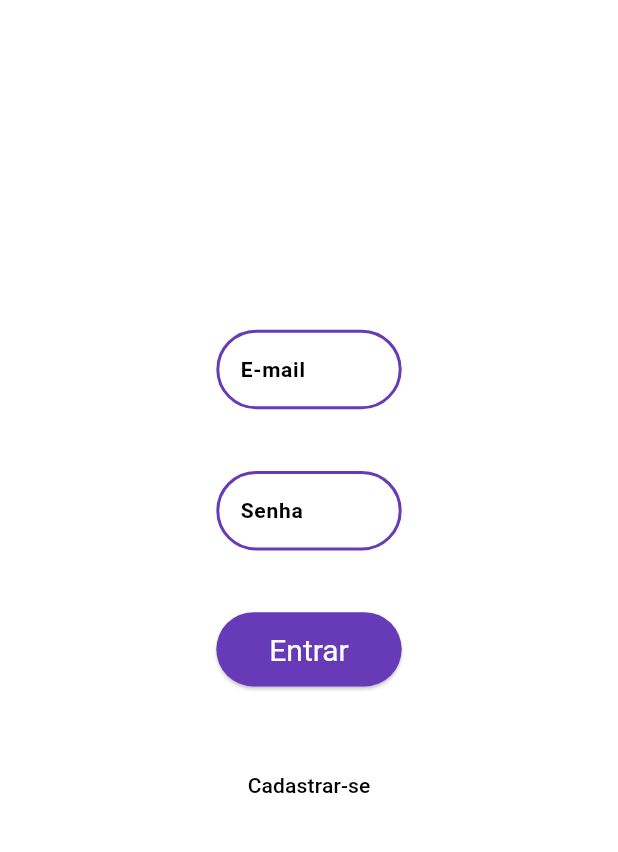
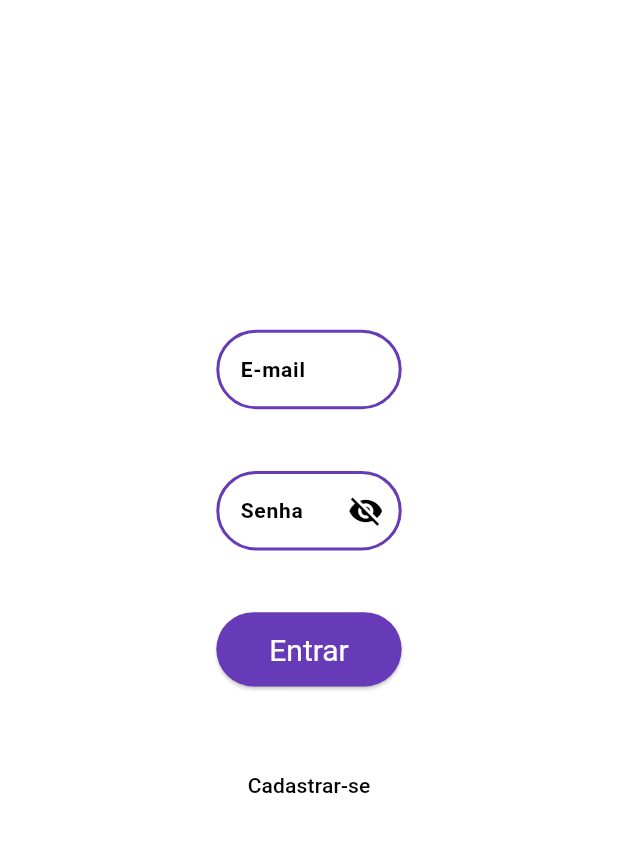
Before and after one commit to viniciusddrft/Tcc-Fatec-Local-Ad-View, a Flutter app: the LoginWeb screen opened directly, on a phone screen of 412 x 824 dp, the part 84-936 px from its top. Run offline on Flutter 3.47's test engine with Material 3 defaults, Android fonts, the phone set to English and light mode, and no system bars; our stand-ins replace cloud_firestore, file_picker, firebase_auth, firebase_core, firebase_storage, flutter_modular; accounts and stored records are empty.

Commit message:
fix: login

```diff
--- a/lib/src/modules/login/ui/login/login_mobile.dart
+++ b/lib/src/modules/login/ui/login/login_mobile.dart
@@ -146,9 +146,12 @@ class _LoginMobileState extends State<LoginMobile> {
                         suffixIcon: GestureDetector(
                           onTap: () => _isObfuscatePassword.value =
                               !_isObfuscatePassword.value,
-                          child: Icon(_isObfuscatePassword.value
-                              ? Icons.visibility_off
-                              : Icons.visibility),
+                          child: Icon(
+                            _isObfuscatePassword.value
+                                ? Icons.visibility_off
+                                : Icons.visibility,
+                            color: Colors.black,
+                          ),
                         ),
                       ),
                       validator: (text) {
--- a/lib/src/modules/login/ui/login/login_web.dart
+++ b/lib/src/modules/login/ui/login/login_web.dart
@@ -17,6 +17,7 @@ class _LoginWebState extends State<LoginWeb> {
   final passwordController = TextEditingController();
   final _focusNodeEmail = FocusNode();
   final _focusNodePassword = FocusNode();
+  final _isObfuscatePassword = ValueNotifier<bool>(true);
 
   @override
   void initState() {
@@ -96,49 +97,66 @@ class _LoginWebState extends State<LoginWeb> {
                 padding: EdgeInsets.only(top: size.height * 0.05),
                 child: SizedBox(
                   width: size.width * 0.3,
-                  child: TextFormField(
+                  child: ValueListenableBuilder(
+                      valueListenable: _isObfuscatePassword,
+                      builder: (context, _, child) {
+                        return TextFormField(
                           controller: passwordController,
                           focusNode: _focusNodePassword,
+                          obscureText: _isObfuscatePassword.value,
                           style: const TextStyle(
                             color: Colors.black,
                             fontSize: 14.0,
                             fontWeight: FontWeight.bold,
                           ),
-                    decoration: const InputDecoration(
+                          decoration: InputDecoration(
                             labelText: 'Senha',
-                      labelStyle: TextStyle(
+                            labelStyle: const TextStyle(
                               color: Colors.black,
                               fontSize: 14.0,
                               fontWeight: FontWeight.bold,
                             ),
-                      enabledBorder: OutlineInputBorder(
-                        borderSide:
-                            BorderSide(color: Colors.deepPurple, width: 2.0),
+                            enabledBorder: const OutlineInputBorder(
+                              borderSide: BorderSide(
+                                  color: Colors.deepPurple, width: 2.0),
                               borderRadius: BorderRadius.all(
                                 Radius.circular(30),
                               ),
                             ),
-                      focusedBorder: OutlineInputBorder(
-                        borderSide: BorderSide(color: Colors.green, width: 2.0),
+                            focusedBorder: const OutlineInputBorder(
+                              borderSide:
+                                  BorderSide(color: Colors.green, width: 2.0),
                               borderRadius: BorderRadius.all(
                                 Radius.circular(30),
                               ),
                             ),
-                      errorBorder: OutlineInputBorder(
-                        borderSide: BorderSide(color: Colors.red, width: 2.0),
+                            errorBorder: const OutlineInputBorder(
+                              borderSide:
+                                  BorderSide(color: Colors.red, width: 2.0),
                               borderRadius: BorderRadius.all(
                                 Radius.circular(30),
                               ),
                             ),
-                      focusedErrorBorder: OutlineInputBorder(
+                            focusedErrorBorder: const OutlineInputBorder(
                               borderSide:
                                   BorderSide(color: Colors.orange, width: 2.0),
                               borderRadius: BorderRadius.all(
                                 Radius.circular(30),
                               ),
                             ),
+                            suffixIcon: GestureDetector(
+                              onTap: () => _isObfuscatePassword.value =
+                                  !_isObfuscatePassword.value,
+                              child: Icon(
+                                _isObfuscatePassword.value
+                                    ? Icons.visibility_off
+                                    : Icons.visibility,
+                                color: Colors.black,
                               ),
                             ),
+                          ),
+                        );
+                      }),
                 ),
               ),
               Padding(
```
Lines whose indentation alone changed are shown as unchanged.
